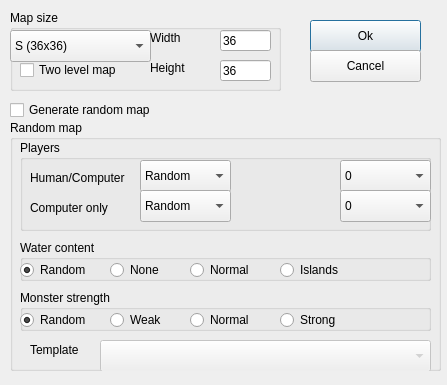
This is mapeditor/windownewmap.ui in vcmi/vcmi as Qt 5 draws it before an edit. The edited form follows.
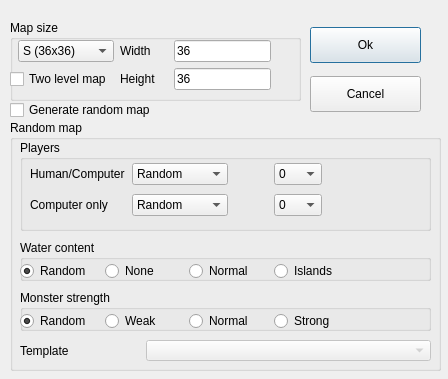
This is the edited form.

Commit message: Save / load properties of new map window

Patch:
```diff
--- a/mapeditor/windownewmap.ui
+++ b/mapeditor/windownewmap.ui
@@ -6,8 +6,8 @@
    <rect>
     <x>0</x>
     <y>0</y>
-    <width>447</width>
-    <height>385</height>
+    <width>448</width>
+    <height>379</height>
    </rect>
   </property>
   <property name="sizePolicy">
@@ -24,8 +24,8 @@
   </property>
   <property name="maximumSize">
    <size>
-    <width>9999</width>
-    <height>9999</height>
+    <width>448</width>
+    <height>379</height>
    </size>
   </property>
   <property name="windowTitle">
@@ -38,141 +38,135 @@
    <property name="geometry">
     <rect>
      <x>10</x>
-     <y>10</y>
-     <width>271</width>
+     <y>20</y>
+     <width>291</width>
      <height>81</height>
     </rect>
    </property>
    <property name="title">
     <string>Map size</string>
    </property>
-   <widget class="QComboBox" name="sizeCombo">
+   <widget class="QWidget" name="layoutWidget">
     <property name="geometry">
      <rect>
       <x>0</x>
       <y>20</y>
-      <width>141</width>
-      <height>32</height>
+      <width>261</width>
+      <height>51</height>
      </rect>
     </property>
-    <item>
-     <property name="text">
-      <string>S (36x36)</string>
-     </property>
-    </item>
-    <item>
-     <property name="text">
-      <string>M (72x72)</string>
-     </property>
-    </item>
-    <item>
-     <property name="text">
-      <string>L (108x108)</string>
-     </property>
-    </item>
-    <item>
-     <property name="text">
-      <string>XL (144x144)</string>
-     </property>
-    </item>
+    <layout class="QGridLayout" name="gridLayout_2" columnstretch="1,0,0">
+     <item row="1" column="0">
+      <widget class="QCheckBox" name="twoLevelCheck">
+       <property name="text">
+        <string>Two level map</string>
+       </property>
+      </widget>
+     </item>
+     <item row="0" column="2">
+      <widget class="QLineEdit" name="widthTxt">
+       <property name="text">
+        <string>36</string>
+       </property>
+       <property name="maxLength">
+        <number>3</number>
+       </property>
+      </widget>
+     </item>
+     <item row="1" column="1">
+      <widget class="QLabel" name="label_2">
+       <property name="text">
+        <string>Height</string>
+       </property>
+      </widget>
+     </item>
+     <item row="1" column="2">
+      <widget class="QLineEdit" name="heightTxt">
+       <property name="text">
+        <string>36</string>
+       </property>
+       <property name="maxLength">
+        <number>3</number>
+       </property>
+      </widget>
+     </item>
+     <item row="0" column="1">
+      <widget class="QLabel" name="label">
+       <property name="minimumSize">
+        <size>
+         <width>48</width>
+         <height>0</height>
+        </size>
+       </property>
+       <property name="maximumSize">
+        <size>
+         <width>96</width>
+         <height>16777215</height>
+        </size>
+       </property>
+       <property name="text">
+        <string>Width</string>
+       </property>
+      </widget>
+     </item>
+     <item row="0" column="0">
+      <layout class="QHBoxLayout" name="horizontalLayout_4">
+       <item>
+        <spacer name="horizontalSpacer_5">
+         <property name="orientation">
+          <enum>Qt::Horizontal</enum>
+         </property>
+         <property name="sizeType">
+          <enum>QSizePolicy::Fixed</enum>
+         </property>
+         <property name="sizeHint" stdset="0">
+          <size>
+           <width>8</width>
+           <height>20</height>
+          </size>
+         </property>
+        </spacer>
+       </item>
+       <item>
+        <widget class="QComboBox" name="sizeCombo">
+         <property name="minimumSize">
+          <size>
+           <width>96</width>
+           <height>0</height>
+          </size>
+         </property>
+         <property name="maximumSize">
+          <size>
+           <width>120</width>
+           <height>16777215</height>
+          </size>
+         </property>
+         <item>
+          <property name="text">
+           <string>S (36x36)</string>
+          </property>
+         </item>
+         <item>
+          <property name="text">
+           <string>M (72x72)</string>
+          </property>
+         </item>
+         <item>
+          <property name="text">
+           <string>L (108x108)</string>
+          </property>
+         </item>
+         <item>
+          <property name="text">
+           <string>XL (144x144)</string>
+          </property>
+         </item>
+        </widget>
+       </item>
+      </layout>
+     </item>
+    </layout>
    </widget>
-   <widget class="QLineEdit" name="heightTxt">
-    <property name="geometry">
-     <rect>
-      <x>210</x>
-      <y>50</y>
-      <width>51</width>
-      <height>21</height>
-     </rect>
-    </property>
-    <property name="text">
-     <string>36</string>
-    </property>
-    <property name="maxLength">
-     <number>3</number>
-    </property>
-   </widget>
-   <widget class="QLineEdit" name="widthTxt">
-    <property name="geometry">
-     <rect>
-      <x>210</x>
-      <y>20</y>
-      <width>51</width>
-      <height>21</height>
-     </rect>
-    </property>
-    <property name="text">
-     <string>36</string>
-    </property>
-    <property name="maxLength">
-     <number>3</number>
-    </property>
-   </widget>
-   <widget class="QCheckBox" name="twoLevelCheck">
-    <property name="geometry">
-     <rect>
-      <x>10</x>
-      <y>50</y>
-      <width>121</width>
-      <height>20</height>
-     </rect>
-    </property>
-    <property name="text">
-     <string>Two level map</string>
-    </property>
-   </widget>
-   <widget class="QLabel" name="label">
-    <property name="geometry">
-     <rect>
-      <x>140</x>
-      <y>20</y>
-      <width>58</width>
-      <height>16</height>
-     </rect>
-    </property>
-    <property name="text">
-     <string>Width</string>
-    </property>
-   </widget>
-   <widget class="QLabel" name="label_2">
-    <property name="geometry">
-     <rect>
-      <x>140</x>
-      <y>50</y>
-      <width>58</width>
-      <height>16</height>
-     </rect>
-    </property>
-    <property name="text">
-     <string>Height</string>
-    </property>
-   </widget>
-  </widget>
-  <widget class="QPushButton" name="okButtong">
-   <property name="geometry">
-    <rect>
-     <x>310</x>
-     <y>20</y>
-     <width>111</width>
-     <height>32</height>
-    </rect>
-   </property>
-   <property name="text">
-    <string>Ok</string>
-   </property>
-  </widget>
-  <widget class="QPushButton" name="cancelButton">
-   <property name="geometry">
-    <rect>
-     <x>310</x>
-     <y>50</y>
-     <width>111</width>
-     <height>32</height>
-    </rect>
-   </property>
-   <property name="text">
-    <string>Cancel</string>
-   </property>
   </widget>
   <widget class="QGroupBox" name="groupBox_5">
    <property name="geometry">
@@ -183,38 +177,15 @@
      <height>251</height>
     </rect>
    </property>
+   <property name="sizePolicy">
+    <sizepolicy hsizetype="Fixed" vsizetype="Fixed">
+     <horstretch>0</horstretch>
+     <verstretch>0</verstretch>
+    </sizepolicy>
+   </property>
    <property name="title">
     <string>Random map</string>
    </property>
-   <widget class="QComboBox" name="templateCombo">
-    <property name="enabled">
-     <bool>false</bool>
-    </property>
-    <property name="geometry">
-     <rect>
-      <x>90</x>
-      <y>220</y>
-      <width>331</width>
-      <height>32</height>
-     </rect>
-    </property>
-    <property name="currentIndex">
-     <number>-1</number>
-    </property>
-   </widget>
-   <widget class="QLabel" name="label_5">
-    <property name="geometry">
-     <rect>
-      <x>20</x>
-      <y>220</y>
-      <width>58</width>
-      <height>20</height>
-     </rect>
-    </property>
-    <property name="text">
-     <string>Template</string>
-    </property>
-   </widget>
    <widget class="QGroupBox" name="groupBox_2">
     <property name="geometry">
      <rect>
@@ -227,171 +198,209 @@
     <property name="title">
      <string>Players</string>
     </property>
-    <widget class="QComboBox" name="humanCombo">
+    <widget class="QWidget" name="layoutWidget">
      <property name="geometry">
       <rect>
-       <x>120</x>
+       <x>10</x>
        <y>20</y>
-       <width>91</width>
-       <height>32</height>
+       <width>391</width>
+       <height>61</height>
       </rect>
      </property>
-     <item>
-      <property name="text">
-       <string>Random</string>
-      </property>
-     </item>
-     <item>
-      <property name="text">
-       <string>1</string>
-      </property>
-     </item>
-     <item>
-      <property name="text">
-       <string>2</string>
-      </property>
-     </item>
-     <item>
-      <property name="text">
-       <string>3</string>
-      </property>
-     </item>
-     <item>
-      <property name="text">
-       <string>4</string>
-      </property>
-     </item>
-     <item>
-      <property name="text">
-       <string>5</string>
-      </property>
-     </item>
-     <item>
-      <property name="text">
-       <string>6</string>
-      </property>
-     </item>
-     <item>
-      <property name="text">
-       <string>7</string>
-      </property>
-     </item>
-     <item>
-      <property name="text">
-       <string>8</string>
-      </property>
-     </item>
-    </widget>
-    <widget class="QComboBox" name="cpuCombo">
-     <property name="geometry">
-      <rect>
-       <x>120</x>
-       <y>50</y>
-       <width>91</width>
-       <height>32</height>
-      </rect>
-     </property>
-     <item>
-      <property name="text">
-       <string>Random</string>
-      </property>
-     </item>
-     <item>
-      <property name="text">
-       <string>0</string>
-      </property>
-     </item>
-     <item>
-      <property name="text">
-       <string>1</string>
-      </property>
-     </item>
-     <item>
-      <property name="text">
-       <string>2</string>
-      </property>
-     </item>
-     <item>
-      <property name="text">
-       <string>3</string>
-      </property>
-     </item>
-     <item>
-      <property name="text">
-       <string>4</string>
-      </property>
-     </item>
-     <item>
-      <property name="text">
-       <string>5</string>
-      </property>
-     </item>
-     <item>
-      <property name="text">
-       <string>6</string>
-      </property>
-     </item>
-     <item>
-      <property name="text">
-       <string>7</string>
-      </property>
-     </item>
-    </widget>
-    <widget class="QComboBox" name="humanTeamsCombo">
-     <property name="geometry">
-      <rect>
-       <x>320</x>
-       <y>20</y>
-       <width>91</width>
-       <height>32</height>
-      </rect>
-     </property>
-     <item>
-      <property name="text">
-       <string>0</string>
-      </property>
-     </item>
-    </widget>
-    <widget class="QComboBox" name="cpuTeamsCombo">
-     <property name="geometry">
-      <rect>
-       <x>320</x>
-       <y>50</y>
-       <width>91</width>
-       <height>32</height>
-      </rect>
-     </property>
-     <item>
-      <property name="text">
-       <string>0</string>
-      </property>
-     </item>
-    </widget>
-    <widget class="QLabel" name="label_3">
-     <property name="geometry">
-      <rect>
-       <x>10</x>
-       <y>30</y>
-       <width>111</width>
-       <height>16</height>
-      </rect>
-     </property>
-     <property name="text">
-      <string>Human/Computer</string>
-     </property>
-    </widget>
-    <widget class="QLabel" name="label_4">
-     <property name="geometry">
-      <rect>
-       <x>10</x>
-       <y>60</y>
-       <width>111</width>
-       <height>16</height>
-      </rect>
-     </property>
-     <property name="text">
-      <string>Computer only</string>
-     </property>
+     <layout class="QGridLayout" name="gridLayout" columnstretch="0,0,0,0,1">
+      <item row="0" column="3">
+       <widget class="QComboBox" name="humanTeamsCombo">
+        <property name="minimumSize">
+         <size>
+          <width>48</width>
+          <height>0</height>
+         </size>
+        </property>
+        <property name="maximumSize">
+         <size>
+          <width>64</width>
+          <height>16777215</height>
+         </size>
+        </property>
+        <item>
+         <property name="text">
+          <string>0</string>
+         </property>
+        </item>
+       </widget>
+      </item>
+      <item row="1" column="3">
+       <widget class="QComboBox" name="cpuTeamsCombo">
+        <item>
+         <property name="text">
+          <string>0</string>
+         </property>
+        </item>
+       </widget>
+      </item>
+      <item row="0" column="0">
+       <widget class="QLabel" name="label_3">
+        <property name="minimumSize">
+         <size>
+          <width>96</width>
+          <height>0</height>
+         </size>
+        </property>
+        <property name="maximumSize">
+         <size>
+          <width>120</width>
+          <height>16777215</height>
+         </size>
+        </property>
+        <property name="text">
+         <string>Human/Computer</string>
+        </property>
+       </widget>
+      </item>
+      <item row="0" column="1">
+       <widget class="QComboBox" name="humanCombo">
+        <property name="minimumSize">
+         <size>
+          <width>96</width>
+          <height>0</height>
+         </size>
+        </property>
+        <property name="maximumSize">
+         <size>
+          <width>120</width>
+          <height>16777215</height>
+         </size>
+        </property>
+        <item>
+         <property name="text">
+          <string>Random</string>
+         </property>
+        </item>
+        <item>
+         <property name="text">
+          <string>1</string>
+         </property>
+        </item>
+        <item>
+         <property name="text">
+          <string>2</string>
+         </property>
+        </item>
+        <item>
+         <property name="text">
+          <string>3</string>
+         </property>
+        </item>
+        <item>
+         <property name="text">
+          <string>4</string>
+         </property>
+        </item>
+        <item>
+         <property name="text">
+          <string>5</string>
+         </property>
+        </item>
+        <item>
+         <property name="text">
+          <string>6</string>
+         </property>
+        </item>
+        <item>
+         <property name="text">
+          <string>7</string>
+         </property>
+        </item>
+        <item>
+         <property name="text">
+          <string>8</string>
+         </property>
+        </item>
+       </widget>
+      </item>
+      <item row="1" column="0">
+       <widget class="QLabel" name="label_4">
+        <property name="text">
+         <string>Computer only</string>
+        </property>
+       </widget>
+      </item>
+      <item row="0" column="2">
+       <spacer name="horizontalSpacer_3">
+        <property name="orientation">
+         <enum>Qt::Horizontal</enum>
+        </property>
+        <property name="sizeHint" stdset="0">
+         <size>
+          <width>40</width>
+          <height>20</height>
+         </size>
+        </property>
+       </spacer>
+      </item>
+      <item row="1" column="1">
+       <widget class="QComboBox" name="cpuCombo">
+        <item>
+         <property name="text">
+          <string>Random</string>
+         </property>
+        </item>
+        <item>
+         <property name="text">
+          <string>0</string>
+         </property>
+        </item>
+        <item>
+         <property name="text">
+          <string>1</string>
+         </property>
+        </item>
+        <item>
+         <property name="text">
+          <string>2</string>
+         </property>
+        </item>
+        <item>
+         <property name="text">
+          <string>3</string>
+         </property>
+        </item>
+        <item>
+         <property name="text">
+          <string>4</string>
+         </property>
+        </item>
+        <item>
+         <property name="text">
+          <string>5</string>
+         </property>
+        </item>
+        <item>
+         <property name="text">
+          <string>6</string>
+         </property>
+        </item>
+        <item>
+         <property name="text">
+          <string>7</string>
+         </property>
+        </item>
+       </widget>
+      </item>
+      <item row="1" column="4">
+       <spacer name="horizontalSpacer_4">
+        <property name="orientation">
+         <enum>Qt::Horizontal</enum>
+        </property>
+        <property name="sizeHint" stdset="0">
+         <size>
+          <width>40</width>
+          <height>20</height>
+         </size>
+        </property>
+       </spacer>
+      </item>
+     </layout>
     </widget>
    </widget>
    <widget class="QGroupBox" name="groupBox_4">
@@ -406,60 +415,121 @@
     <property name="title">
      <string>Monster strength</string>
     </property>
-    <widget class="QRadioButton" name="monsterOpt1">
+    <widget class="QWidget" name="layoutWidget">
      <property name="geometry">
       <rect>
        <x>0</x>
        <y>20</y>
-       <width>99</width>
-       <height>20</height>
+       <width>411</width>
+       <height>22</height>
       </rect>
      </property>
-     <property name="text">
-      <string>Random</string>
-     </property>
-     <property name="checked">
-      <bool>true</bool>
-     </property>
-    </widget>
-    <widget class="QRadioButton" name="monsterOpt2">
-     <property name="geometry">
-      <rect>
-       <x>90</x>
-       <y>20</y>
-       <width>99</width>
-       <height>20</height>
-      </rect>
-     </property>
-     <property name="text">
-      <string>Weak</string>
-     </property>
-    </widget>
-    <widget class="QRadioButton" name="monsterOpt3">
-     <property name="geometry">
-      <rect>
-       <x>170</x>
-       <y>20</y>
-       <width>99</width>
-       <height>20</height>
-      </rect>
-     </property>
-     <property name="text">
-      <string>Normal</string>
-     </property>
-    </widget>
-    <widget class="QRadioButton" name="monsterOpt4">
-     <property name="geometry">
-      <rect>
-       <x>260</x>
-       <y>20</y>
-       <width>99</width>
-       <height>20</height>
-      </rect>
-     </property>
-     <property name="text">
-      <string>Strong</string>
-     </property>
+     <layout class="QHBoxLayout" name="horizontalLayout" stretch="1,1,1,1,1">
+      <item>
+       <widget class="QRadioButton" name="monsterOpt1">
+        <property name="sizePolicy">
+         <sizepolicy hsizetype="Expanding" vsizetype="Fixed">
+          <horstretch>0</horstretch>
+          <verstretch>0</verstretch>
+         </sizepolicy>
+        </property>
+        <property name="maximumSize">
+         <size>
+          <width>16777215</width>
+          <height>16777215</height>
+         </size>
+        </property>
+        <property name="text">
+         <string>Random</string>
+        </property>
+        <property name="checked">
+         <bool>true</bool>
+        </property>
+       </widget>
+      </item>
+      <item>
+       <widget class="QRadioButton" name="monsterOpt2">
+        <property name="sizePolicy">
+         <sizepolicy hsizetype="Expanding" vsizetype="Fixed">
+          <horstretch>0</horstretch>
+          <verstretch>0</verstretch>
+         </sizepolicy>
+        </property>
+        <property name="maximumSize">
+         <size>
+          <width>120</width>
+          <height>16777215</height>
+         </size>
+        </property>
+        <property name="text">
+         <string>Weak</string>
+        </property>
+       </widget>
+      </item>
+      <item>
+       <widget class="QRadioButton" name="monsterOpt3">
+        <property name="sizePolicy">
+         <sizepolicy hsizetype="Expanding" vsizetype="Fixed">
+          <horstretch>0</horstretch>
+          <verstretch>0</verstretch>
+         </sizepolicy>
+        </property>
+        <property name="maximumSize">
+         <size>
+          <width>120</width>
+          <height>16777215</height>
+         </size>
+        </property>
+        <property name="text">
+         <string>Normal</string>
+        </property>
+       </widget>
+      </item>
+      <item>
+       <widget class="QRadioButton" name="monsterOpt4">
+        <property name="sizePolicy">
+         <sizepolicy hsizetype="Expanding" vsizetype="Fixed">
+          <horstretch>0</horstretch>
+          <verstretch>0</verstretch>
+         </sizepolicy>
+        </property>
+        <property name="maximumSize">
+         <size>
+          <width>120</width>
+          <height>16777215</height>
+         </size>
+        </property>
+        <property name="text">
+         <string>Strong</string>
+        </property>
+       </widget>
+      </item>
+      <item>
+       <spacer name="horizontalSpacer_2">
+        <property name="sizePolicy">
+         <sizepolicy hsizetype="Minimum" vsizetype="Minimum">
+          <horstretch>0</horstretch>
+          <verstretch>0</verstretch>
+         </sizepolicy>
+        </property>
+        <property name="maximumSize">
+         <size>
+          <width>16777215</width>
+          <height>16777215</height>
+         </size>
+        </property>
+        <property name="orientation">
+         <enum>Qt::Horizontal</enum>
+        </property>
+        <property name="sizeHint" stdset="0">
+         <size>
+          <width>40</width>
+          <height>20</height>
+         </size>
+        </property>
+       </spacer>
+      </item>
+     </layout>
     </widget>
    </widget>
    <widget class="QGroupBox" name="groupBox_3">
@@ -471,64 +541,166 @@
       <height>41</height>
      </rect>
     </property>
+    <property name="sizePolicy">
+     <sizepolicy hsizetype="MinimumExpanding" vsizetype="Preferred">
+      <horstretch>0</horstretch>
+      <verstretch>0</verstretch>
+     </sizepolicy>
+    </property>
+    <property name="maximumSize">
+     <size>
+      <width>480</width>
+      <height>96</height>
+     </size>
+    </property>
     <property name="title">
      <string>Water content</string>
     </property>
-    <widget class="QRadioButton" name="waterOpt1">
+    <widget class="QWidget" name="layoutWidget">
      <property name="geometry">
       <rect>
        <x>0</x>
        <y>20</y>
-       <width>99</width>
-       <height>20</height>
+       <width>411</width>
+       <height>22</height>
       </rect>
      </property>
-     <property name="text">
-      <string>Random</string>
-     </property>
-     <property name="checked">
-      <bool>true</bool>
-     </property>
+     <layout class="QHBoxLayout" name="horizontalLayout_2" stretch="1,1,1,1,1">
+      <item>
+       <widget class="QRadioButton" name="waterOpt1">
+        <property name="sizePolicy">
+         <sizepolicy hsizetype="Expanding" vsizetype="Fixed">
+          <horstretch>0</horstretch>
+          <verstretch>0</verstretch>
+         </sizepolicy>
+        </property>
+        <property name="maximumSize">
+         <size>
+          <width>144</width>
+          <height>96</height>
+         </size>
+        </property>
+        <property name="text">
+         <string>Random</string>
+        </property>
+        <property name="checked">
+         <bool>true</bool>
+        </property>
+       </widget>
+      </item>
+      <item>
+       <widget class="QRadioButton" name="waterOpt2">
+        <property name="sizePolicy">
+         <sizepolicy hsizetype="Expanding" vsizetype="Fixed">
+          <horstretch>0</horstretch>
+          <verstretch>0</verstretch>
+         </sizepolicy>
+        </property>
+        <property name="maximumSize">
+         <size>
+          <width>144</width>
+          <height>96</height>
+         </size>
+        </property>
+        <property name="text">
+         <string>None</string>
+        </property>
+       </widget>
+      </item>
+      <item>
+       <widget class="QRadioButton" name="waterOpt3">
+        <property name="sizePolicy">
+         <sizepolicy hsizetype="Expanding" vsizetype="Fixed">
+          <horstretch>0</horstretch>
+          <verstretch>0</verstretch>
+         </sizepolicy>
+        </property>
+        <property name="maximumSize">
+         <size>
+          <width>144</width>
+          <height>96</height>
+         </size>
+        </property>
+        <property name="text">
+         <string>Normal</string>
+        </property>
+       </widget>
+      </item>
+      <item>
+       <widget class="QRadioButton" name="waterOpt4">
+        <property name="sizePolicy">
+         <sizepolicy hsizetype="Expanding" vsizetype="Fixed">
+          <horstretch>0</horstretch>
+          <verstretch>0</verstretch>
+         </sizepolicy>
+        </property>
+        <property name="maximumSize">
+         <size>
+          <width>144</width>
+          <height>96</height>
+         </size>
+        </property>
+        <property name="text">
+         <string>Islands</string>
+        </property>
+       </widget>
+      </item>
+      <item>
+       <spacer name="horizontalSpacer">
+        <property name="orientation">
+         <enum>Qt::Horizontal</enum>
+        </property>
+        <property name="sizeHint" stdset="0">
+         <size>
+          <width>40</width>
+          <height>20</height>
+         </size>
+        </property>
+       </spacer>
+      </item>
+     </layout>
     </widget>
-    <widget class="QRadioButton" name="waterOpt2">
-     <property name="geometry">
-      <rect>
-       <x>90</x>
-       <y>20</y>
-       <width>99</width>
-       <height>20</height>
-      </rect>
-     </property>
-     <property name="text">
-      <string>None</string>
-     </property>
-    </widget>
-    <widget class="QRadioButton" name="waterOpt3">
-     <property name="geometry">
-      <rect>
-       <x>170</x>
-       <y>20</y>
-       <width>99</width>
-       <height>20</height>
-      </rect>
-     </property>
-     <property name="text">
-      <string>Normal</string>
-     </property>
-    </widget>
-    <widget class="QRadioButton" name="waterOpt4">
-     <property name="geometry">
-      <rect>
-       <x>260</x>
-       <y>20</y>
-       <width>99</width>
-       <height>20</height>
-      </rect>
-     </property>
-     <property name="text">
-      <string>Islands</string>
-     </property>
-    </widget>
+   </widget>
+   <widget class="QWidget" name="layoutWidget">
+    <property name="geometry">
+     <rect>
+      <x>10</x>
+      <y>220</y>
+      <width>411</width>
+      <height>21</height>
+     </rect>
+    </property>
+    <layout class="QHBoxLayout" name="horizontalLayout_3">
+     <item>
+      <widget class="QLabel" name="label_5">
+       <property name="sizePolicy">
+        <sizepolicy hsizetype="Preferred" vsizetype="Expanding">
+         <horstretch>0</horstretch>
+         <verstretch>0</verstretch>
+        </sizepolicy>
+       </property>
+       <property name="maximumSize">
+        <size>
+         <width>120</width>
+         <height>16777215</height>
+        </size>
+       </property>
+       <property name="text">
+        <string>Template</string>
+       </property>
+      </widget>
+     </item>
+     <item>
+      <widget class="QComboBox" name="templateCombo">
+       <property name="enabled">
+        <bool>false</bool>
+       </property>
+       <property name="currentIndex">
+        <number>-1</number>
+       </property>
+      </widget>
+     </item>
+    </layout>
    </widget>
   </widget>
   <widget class="QCheckBox" name="randomMapCheck">
@@ -536,7 +708,7 @@
     <rect>
      <x>10</x>
      <y>100</y>
-     <width>331</width>
+     <width>291</width>
      <height>20</height>
     </rect>
    </property>
@@ -544,6 +716,62 @@
     <string>Generate random map</string>
    </property>
   </widget>
+  <widget class="QWidget" name="layoutWidget">
+   <property name="geometry">
+    <rect>
+     <x>310</x>
+     <y>20</y>
+     <width>111</width>
+     <height>101</height>
+    </rect>
+   </property>
+   <layout class="QVBoxLayout" name="verticalLayout">
+    <item>
+     <widget class="QPushButton" name="okButtong">
+      <property name="sizePolicy">
+       <sizepolicy hsizetype="Minimum" vsizetype="Expanding">
+        <horstretch>0</horstretch>
+        <verstretch>0</verstretch>
+       </sizepolicy>
+      </property>
+      <property name="minimumSize">
+       <size>
+        <width>0</width>
+        <height>36</height>
+       </size>
+      </property>
+      <property name="maximumSize">
+       <size>
+        <width>16777215</width>
+        <height>36</height>
+       </size>
+      </property>
+      <property name="text">
+       <string>Ok</string>
+      </property>
+     </widget>
+    </item>
+    <item>
+     <widget class="QPushButton" name="cancelButton">
+      <property name="sizePolicy">
+       <sizepolicy hsizetype="Minimum" vsizetype="Expanding">
+        <horstretch>0</horstretch>
+        <verstretch>0</verstretch>
+       </sizepolicy>
+      </property>
+      <property name="maximumSize">
+       <size>
+        <width>16777215</width>
+        <height>36</height>
+       </size>
+      </property>
+      <property name="text">
+       <string>Cancel</string>
+      </property>
+     </widget>
+    </item>
+   </layout>
+  </widget>
  </widget>
  <resources/>
  <connections/>
```
The commit also changes 3 other files.
